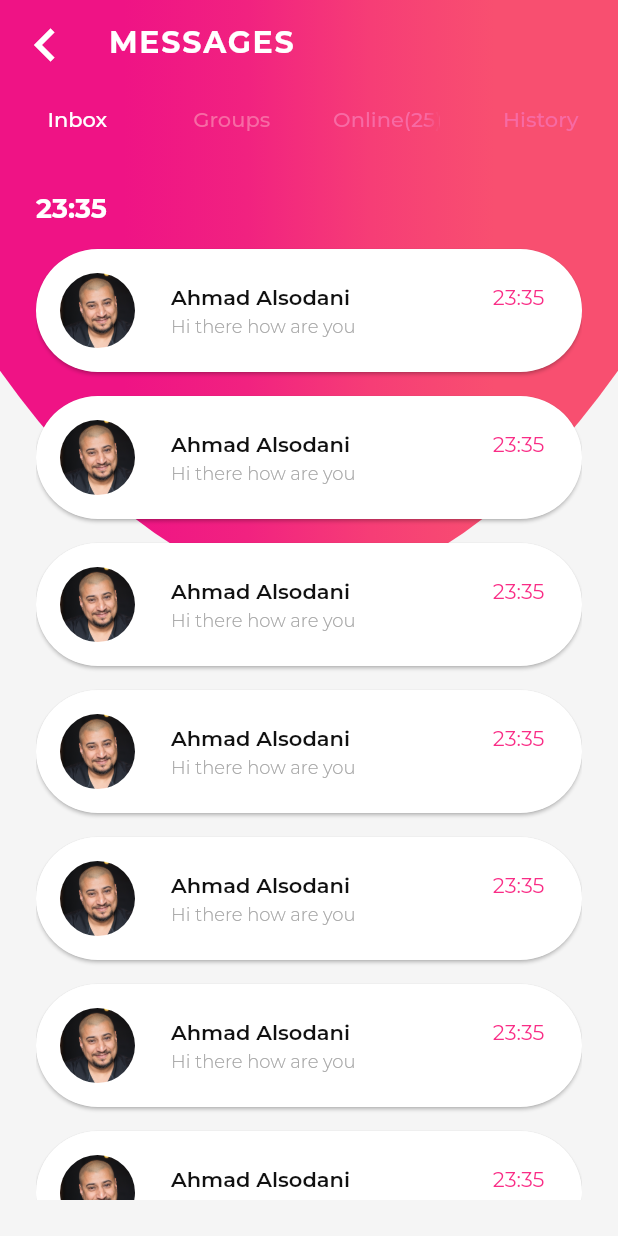
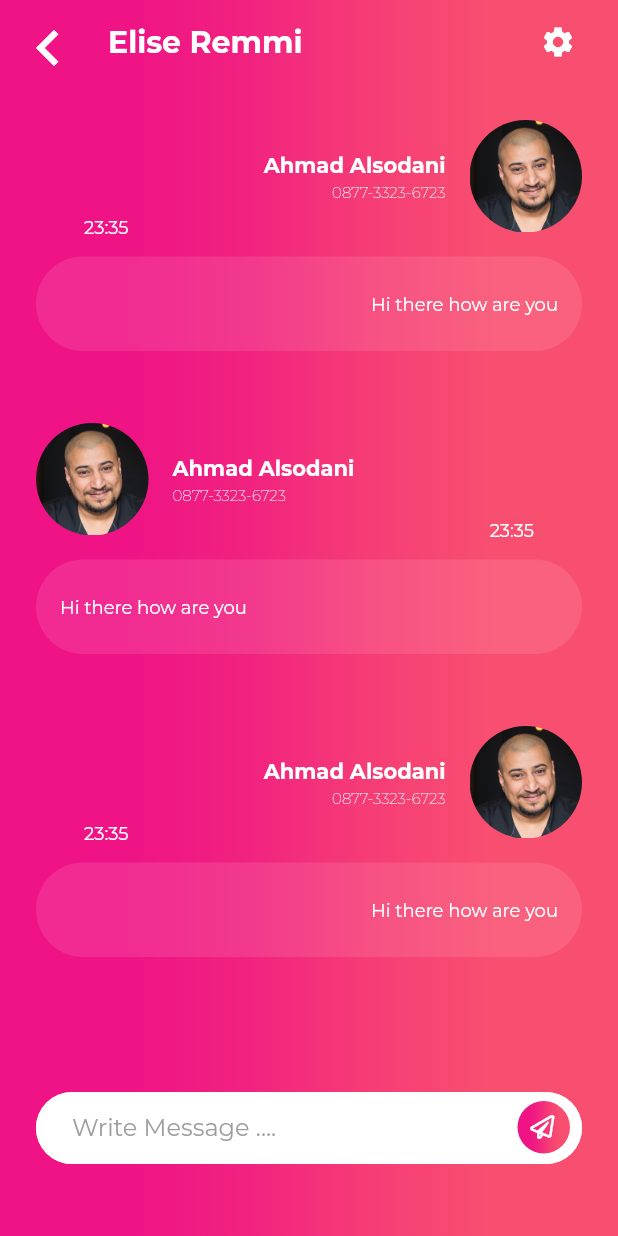
Before and after one commit to hyperionstudios/flutter_ui, a Flutter app: the screen it shows after launch, on a phone screen of 412 x 824 dp. Run offline on Flutter 3.47's test engine with Material 2 defaults, Android fonts, the phone set to English and light mode, and no system bars; our stand-ins replace font_awesome_flutter, google_fonts; project files that could hold a hidden picture were left out.

Commit message:
add chat screen

```diff
--- a/lib/chat/chat1/message_provider.dart
+++ b/lib/chat/chat1/message_provider.dart
@@ -3,6 +3,60 @@ import 'user.dart';
 import 'conversion.dart';
 
 class MessageProvider {
+
+
+  static Conversion getConversation(){
+    User user1 = User(
+        name: 'Ahmad Alsodani',
+        avatar: 'assets/shared/ahmad.png',
+        phone: '0877-3323-6723');
+    User user2 = User(
+        name: 'Elise Remmi',
+        avatar: 'assets/shared/ahmad.png',
+        phone: '0877-3323-6723');
+    return Conversion(users: [
+      user1,
+      user2
+    ], messages: [
+      Message(
+        sender: user1,
+        receiver: user2,
+        dateTime: '23:35',
+        body: 'Hi there how are you',
+      ),
+      Message(
+        sender: user2,
+        receiver: user1,
+        dateTime: '23:35',
+        body: 'Hi there how are you',
+      ),
+      Message(
+        sender: user1,
+        receiver: user2,
+        dateTime: '23:35',
+        body: 'Hi there how are you',
+      ),
+      Message(
+        sender: user2,
+        receiver: user1,
+        dateTime: '23:35',
+        body: 'Hi there how are you',
+      ),
+      Message(
+        sender: user1,
+        receiver: user2,
+        dateTime: '23:35',
+        body: 'Hi there how are you',
+      ),
+      Message(
+        sender: user1,
+        receiver: user2,
+        dateTime: '23:35',
+        body: 'Hi there how are you',
+      ),
+    ]);
+  }
+
   static List<Conversion> getConversations() {
     User user1 = User(
         name: 'Ahmad Alsodani',
--- /dev/null
+++ b/lib/chat/chat2/chat_screen.dart
@@ -0,0 +1,314 @@
+import 'package:flutter/material.dart';
+import 'package:flutterui/chat/chat1/conversion.dart';
+import 'package:flutterui/chat/chat1/message.dart';
+import 'package:font_awesome_flutter/font_awesome_flutter.dart';
+import 'package:google_fonts/google_fonts.dart';
+
+class ChatScreen2 extends StatefulWidget {
+  final Conversion conversation;
+  final String name;
+
+  ChatScreen2(this.conversation, this.name);
+
+  @override
+  _ChatScreen2State createState() => _ChatScreen2State();
+}
+
+class _ChatScreen2State extends State<ChatScreen2> {
+  final _key = GlobalKey<FormState>();
+  final TextEditingController _messageController = TextEditingController();
+
+  LinearGradient _gradient = LinearGradient(
+    colors: [
+      Color(0xFFef1385),
+      Color(0xFFf12280),
+      Color(0XFFf63d76),
+      Color(0xFFf84f70)
+    ],
+    stops: [0.2, 0.4, 0.6, 0.8],
+  );
+
+  @override
+  void dispose() {
+    super.dispose();
+    _messageController.dispose();
+  }
+
+  @override
+  Widget build(BuildContext context) {
+    return Theme(
+      data: ThemeData(fontFamily: GoogleFonts.montserrat().fontFamily),
+      child: Stack(
+        children: <Widget>[
+          Container(
+            decoration: BoxDecoration(
+              gradient: _gradient,
+            ),
+          ),
+          Scaffold(
+            backgroundColor: Colors.transparent,
+            appBar: AppBar(
+              backgroundColor: Colors.transparent,
+              elevation: 0,
+              leading: IconButton(
+                onPressed: () {},
+                icon: Icon(
+                  Icons.chevron_left,
+                  size: 48,
+                ),
+              ),
+              actions: <Widget>[
+                Padding(
+                  padding: EdgeInsets.only(right: 16),
+                  child: IconButton(
+                    icon: Icon(
+                      Icons.settings,
+                    ),
+                    onPressed: () {},
+                  ),
+                ),
+              ],
+              title: Text(
+                'Elise Remmi',
+                style: TextStyle(
+                  fontWeight: FontWeight.bold,
+                ),
+              ),
+            ),
+            body: Column(
+              children: <Widget>[
+                Flexible(
+                  child: ListView.builder(
+                    itemCount: widget.conversation.messages.length,
+                    itemBuilder: (BuildContext context, int position) {
+                      if (widget.conversation.messages[position].sender.name ==
+                          widget.name) {
+                        return _rightMessage(
+                            widget.conversation.messages[position]);
+                      }
+                      return _leftMessage(
+                          widget.conversation.messages[position]);
+                    },
+                  ),
+                ),
+                _sendMessageForm(context),
+              ],
+            ),
+          ),
+        ],
+      ),
+    );
+  }
+
+  Widget _rightMessage(Message message) {
+    return Padding(
+      padding: const EdgeInsets.all(24),
+      child: Column(
+        crossAxisAlignment: CrossAxisAlignment.start,
+        children: <Widget>[
+          Row(
+            children: <Widget>[
+              Transform.translate(
+                offset: Offset(32, 34),
+                child: Text(
+                  message.dateTime,
+                  style: TextStyle(color: Colors.white, fontSize: 12),
+                ),
+              ),
+              Spacer(
+                flex: 1,
+              ),
+              Column(
+                crossAxisAlignment: CrossAxisAlignment.end,
+                children: <Widget>[
+                  Text(
+                    message.sender.name,
+                    style: TextStyle(
+                        color: Colors.white, fontWeight: FontWeight.bold),
+                  ),
+                  SizedBox(
+                    height: 4,
+                  ),
+                  Text(
+                    message.sender.phone,
+                    style: TextStyle(
+                      color: Colors.white,
+                      fontSize: 10,
+                      fontWeight: FontWeight.w100,
+                    ),
+                  ),
+                ],
+              ),
+              SizedBox(
+                width: 16,
+              ),
+              Container(
+                width: 75,
+                height: 75,
+                decoration: BoxDecoration(
+                  image: DecorationImage(
+                      image: ExactAssetImage(message.sender.avatar)),
+                  shape: BoxShape.circle,
+                ),
+              ),
+            ],
+          ),
+          SizedBox(
+            height: 16,
+          ),
+          Container(
+            width: double.infinity,
+            padding: EdgeInsets.symmetric(vertical: 24, horizontal: 16),
+            decoration: BoxDecoration(
+                borderRadius: BorderRadius.all(Radius.circular(50)),
+                color: Colors.white.withOpacity(0.1)),
+            child: Text(
+              message.body,
+              textAlign: TextAlign.end,
+              style: TextStyle(color: Colors.white, fontSize: 12),
+            ),
+          ),
+        ],
+      ),
+    );
+  }
+
+  Widget _leftMessage(Message message) {
+    return Padding(
+      padding: const EdgeInsets.all(24),
+      child: Column(
+        crossAxisAlignment: CrossAxisAlignment.start,
+        children: <Widget>[
+          Row(
+            children: <Widget>[
+              Container(
+                width: 75,
+                height: 75,
+                decoration: BoxDecoration(
+                  image: DecorationImage(
+                      image: ExactAssetImage(message.receiver.avatar)),
+                  shape: BoxShape.circle,
+                ),
+              ),
+              SizedBox(
+                width: 16,
+              ),
+              Column(
+                crossAxisAlignment: CrossAxisAlignment.start,
+                children: <Widget>[
+                  Text(
+                    message.receiver.name,
+                    style: TextStyle(
+                        color: Colors.white, fontWeight: FontWeight.bold),
+                  ),
+                  SizedBox(
+                    height: 4,
+                  ),
+                  Text(
+                    message.receiver.phone,
+                    style: TextStyle(
+                      color: Colors.white,
+                      fontSize: 10,
+                      fontWeight: FontWeight.w100,
+                    ),
+                  ),
+                ],
+              ),
+              Spacer(
+                flex: 1,
+              ),
+              Transform.translate(
+                offset: Offset(-32, 34),
+                child: Text(
+                  message.dateTime,
+                  style: TextStyle(color: Colors.white, fontSize: 12),
+                ),
+              ),
+            ],
+          ),
+          SizedBox(
+            height: 16,
+          ),
+          Container(
+            width: double.infinity,
+            padding: EdgeInsets.symmetric(vertical: 24, horizontal: 16),
+            decoration: BoxDecoration(
+                borderRadius: BorderRadius.all(Radius.circular(50)),
+                color: Colors.white.withOpacity(0.1)),
+            child: Text(
+              message.body,
+              style: TextStyle(color: Colors.white, fontSize: 12),
+            ),
+          ),
+        ],
+      ),
+    );
+  }
+
+  Widget _sendMessageForm(BuildContext context) {
+    return Container(
+      padding: EdgeInsets.symmetric(vertical: 48, horizontal: 24),
+      child: Form(
+        key: _key,
+        child: Stack(
+          children: <Widget>[
+            TextFormField(
+              controller: _messageController,
+              decoration: InputDecoration(
+                contentPadding: EdgeInsets.only(left: 24, right: 24),
+                hintText: 'Write Message ....',
+                hintStyle: TextStyle(
+                  color: Colors.grey,
+                ),
+                enabledBorder: OutlineInputBorder(
+                    borderRadius: BorderRadius.all(Radius.circular(50)),
+                    borderSide: BorderSide(
+                      color: Colors.white,
+                    )),
+                focusedBorder: OutlineInputBorder(
+                    borderRadius: BorderRadius.all(Radius.circular(50)),
+                    borderSide: BorderSide(
+                      color: Colors.white,
+                    )),
+                border: OutlineInputBorder(
+                    borderRadius: BorderRadius.all(Radius.circular(50)),
+                    borderSide: BorderSide(
+                      color: Colors.white,
+                    )),
+                focusColor: Colors.white,
+                fillColor: Colors.white,
+                filled: true,
+                labelStyle: TextStyle(color: Colors.white),
+              ),
+            ),
+            Align(
+              alignment: Alignment.centerRight,
+              child: InkWell(
+                onTap: () {},
+                child: Transform.translate(
+                  offset: Offset(-8, 6),
+                  child: Container(
+                    width: 35,
+                    height: 35,
+                    decoration: BoxDecoration(
+                      gradient: _gradient,
+                      shape: BoxShape.circle,
+                    ),
+                    child: Transform.translate(
+                      offset: Offset( -1 , 0 ),
+                      child: Icon(
+                        FontAwesomeIcons.paperPlane,
+                        size: 16,
+                        color: Colors.white,
+                      ),
+                    ),
+                  ),
+                ),
+              ),
+            ),
+          ],
+        ),
+      ),
+    );
+  }
+}
--- a/lib/main.dart
+++ b/lib/main.dart
@@ -1,5 +1,7 @@
 import 'package:flutter/material.dart';
 import 'package:flutterui/chat/chat1/chat_list.dart';
+import 'package:flutterui/chat/chat1/message_provider.dart';
+import 'package:flutterui/chat/chat2/chat_screen.dart';
 import 'package:flutterui/profiles/profile4/profile4.dart';
 import 'package:flutterui/profiles/profile5/profile5.dart';
 
@@ -20,7 +22,7 @@ class MyApp extends StatelessWidget {
       theme: ThemeData(
         primarySwatch: Colors.blue,
       ),
-      home: ChatList(),
+      home: ChatScreen2( MessageProvider.getConversation() , 'Ahmad Alsodani' ),
     );
   }
 }
```
